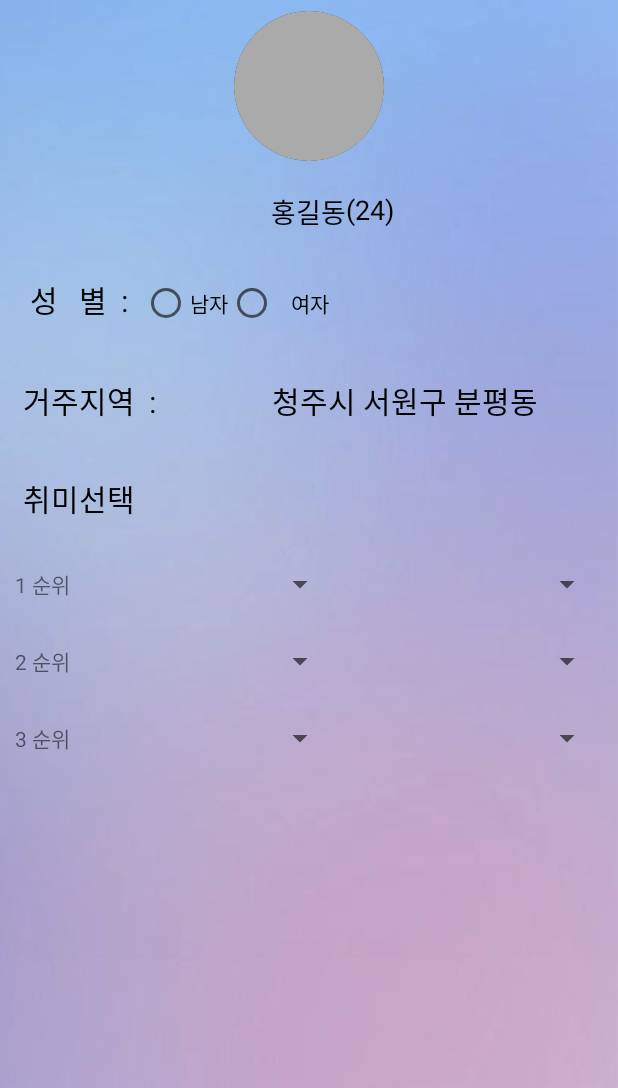
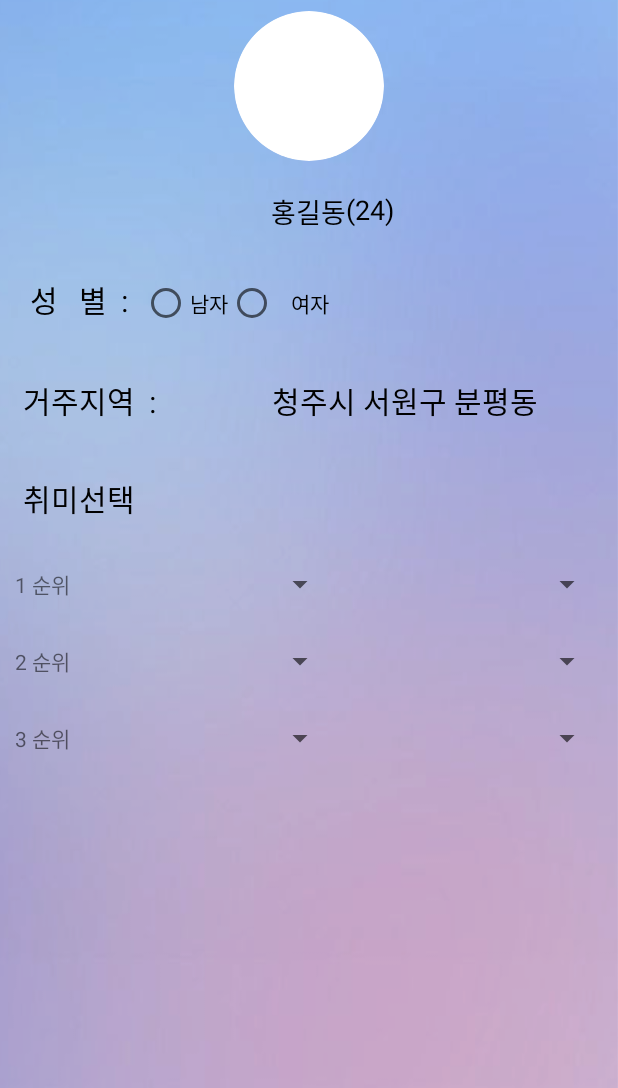
Before and after one commit to ataraxiady/mirotic_android, an Android app: the MyPage screen opened directly, with no data from a screen before it, on a phone screen of 412 x 824 dp, the part 148-1236 px from its top. Run offline under Robolectric (Android 15) with nearby library versions, the phone set to English and light mode, and no system bars; our stand-ins replace CircleImageView; pictures from the network do not load; 1 statement that could not run was skipped.

Commit message:
동그란 이미지로 제공해주는 라이브러리 추가 / 앱 이름 및 아이콘 변경

```diff
--- a/app/build.gradle
+++ b/app/build.gradle
@@ -42,6 +42,8 @@ dependencies {
     implementation 'com.google.firebase:firebase-messaging:17.1.0'
 
     implementation 'com.google.code.gson:gson:2.3.1'
+
+    implementation 'de.hdodenhof:circleimageview:2.2.0'
 }
 
 apply plugin: 'com.google.gms.google-services'
--- a/app/src/main/java/com/prograpy/app2/appdev2/profile/MyPage.java
+++ b/app/src/main/java/com/prograpy/app2/appdev2/profile/MyPage.java
@@ -35,13 +35,6 @@ public class MyPage extends AppCompatActivity {
 
         profileImage = (ImageView)findViewById(R.id.imageView);
 
-        /**
-         *   프로필 이미지 원형모양으로 변경
-         */
-        profileImage.setBackground(new ShapeDrawable(new OvalShape()));
-        if(Build.VERSION.SDK_INT >= 21){
-            profileImage.setClipToOutline(true);
-        }
 
         name_TextView = findViewById(R.id.profile_name);
         area_TextView = findViewById(R.id.profile_area);
--- a/app/src/main/java/com/prograpy/app2/appdev2/profile/ProfileActivity.java
+++ b/app/src/main/java/com/prograpy/app2/appdev2/profile/ProfileActivity.java
@@ -98,10 +98,6 @@ public class ProfileActivity extends AppCompatActivity {
 
 
         center_image = (ImageView) findViewById(R.id.center_image);
-        center_image.setBackground(new ShapeDrawable(new OvalShape()));
-        if(Build.VERSION.SDK_INT >= 21){
-            center_image.setClipToOutline(true);
-        }
 
         networkProgressDialog = new NetworkProgressDialog(this);
 
--- a/app/src/main/res/layout/mypage.xml
+++ b/app/src/main/res/layout/mypage.xml
@@ -15,13 +15,13 @@
         >
 
 
-        <ImageView
+        <de.hdodenhof.circleimageview.CircleImageView
             android:id="@+id/imageView"
             android:layout_width="100dp"
             android:layout_height="100dp"
             android:layout_marginBottom="20dp"
             android:layout_marginTop="20dp"
-            app:srcCompat="@android:color/darker_gray" />
+            android:src="@drawable/bg_circle_more"/>
 
     </LinearLayout>
 
--- a/app/src/main/res/layout/profile.xml
+++ b/app/src/main/res/layout/profile.xml
@@ -38,13 +38,12 @@
                 android:gravity="center"
                 android:orientation="horizontal">
 
-                <ImageView
+                <de.hdodenhof.circleimageview.CircleImageView
                     android:id="@+id/center_image"
                     android:layout_width="200dp"
                     android:layout_height="200dp"
                     android:layout_margin="20dp"
-                    android:scaleType="fitXY"
-                    app:srcCompat="@android:color/darker_gray"/>
+                    android:src="@drawable/bg_circle_more"/>
 
             </LinearLayout>
 
```
Also changed, not shown: app/src/main/AndroidManifest.xml (+6 -2 lines), app/src/main/res/drawable/bg_circle_more.png (added), app/src/main/res/mipmap-xhdpi/logo2.png (added).
